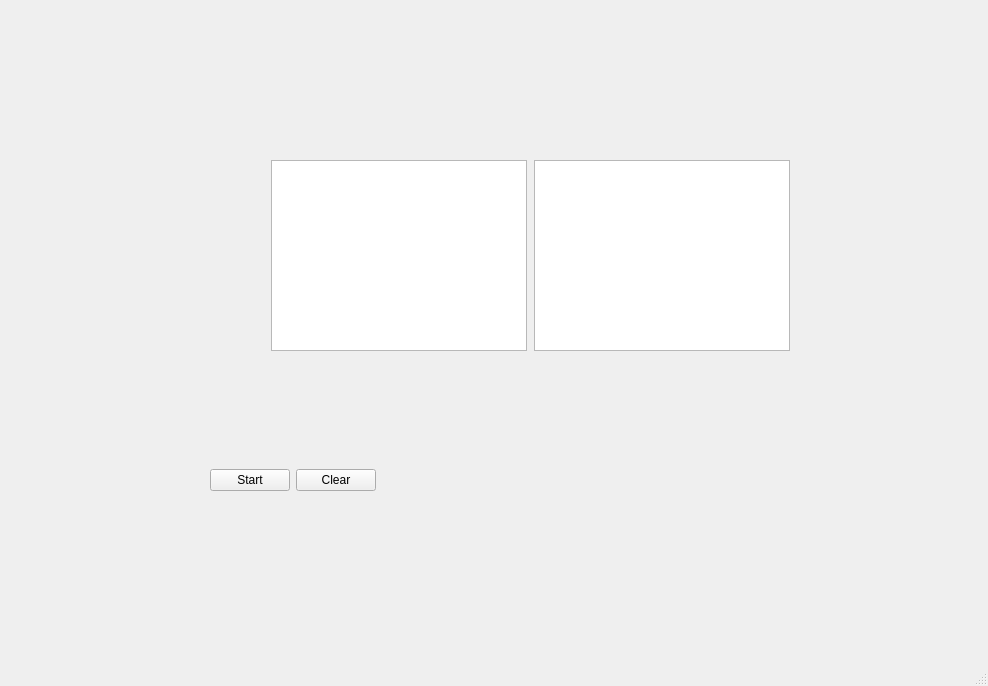
First picture: the form in GameOfLife.ui, repository bsgmike/Optimised-Game-Of-Life, before the edit.
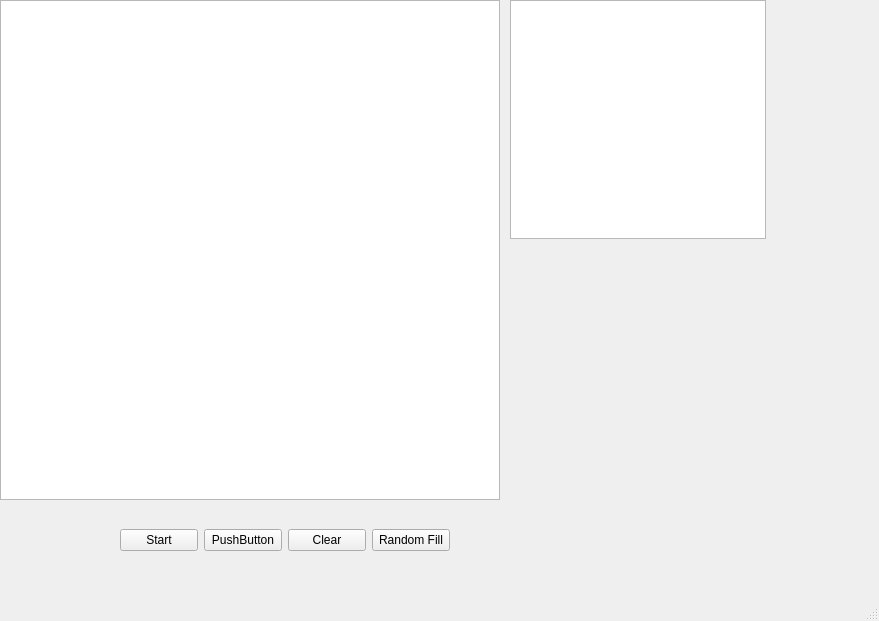
Second picture: the form after the edit. Custom widgets are drawn as their Qt base class.

What changed in the file:
```diff
--- a/GameOfLife.ui
+++ b/GameOfLife.ui
@@ -6,53 +6,21 @@
    <rect>
     <x>0</x>
     <y>0</y>
-    <width>988</width>
-    <height>686</height>
+    <width>879</width>
+    <height>621</height>
    </rect>
   </property>
   <property name="windowTitle">
    <string>Mikes Game Of Life</string>
   </property>
   <widget class="QWidget" name="centralwidget">
-   <widget class="QWidget" name="horizontalLayoutWidget">
-    <property name="geometry">
-     <rect>
-      <x>270</x>
-      <y>160</y>
-      <width>521</width>
-      <height>191</height>
-     </rect>
-    </property>
-    <layout class="QHBoxLayout" name="horizontalLayout">
-     <item>
-      <widget class="GraphicsLayoutWidget" name="graphicsView">
-       <property name="sizePolicy">
-        <sizepolicy hsizetype="Fixed" vsizetype="Expanding">
-         <horstretch>0</horstretch>
-         <verstretch>0</verstretch>
-        </sizepolicy>
-       </property>
-      </widget>
-     </item>
-     <item>
-      <widget class="GraphicsLayoutWidget" name="graphicsView_2">
-       <property name="sizePolicy">
-        <sizepolicy hsizetype="Fixed" vsizetype="Expanding">
-         <horstretch>0</horstretch>
-         <verstretch>0</verstretch>
-        </sizepolicy>
-       </property>
-      </widget>
-     </item>
-    </layout>
-   </widget>
    <widget class="QWidget" name="horizontalLayoutWidget_2">
     <property name="geometry">
      <rect>
-      <x>210</x>
-      <y>440</y>
-      <width>166</width>
-      <height>80</height>
+      <x>120</x>
+      <y>520</y>
+      <width>330</width>
+      <height>41</height>
      </rect>
     </property>
     <layout class="QHBoxLayout" name="horizontalLayout_2">
@@ -63,6 +31,13 @@
        </property>
       </widget>
      </item>
+     <item>
+      <widget class="QPushButton" name="pushButton">
+       <property name="text">
+        <string>PushButton</string>
+       </property>
+      </widget>
+     </item>
      <item>
       <widget class="QPushButton" name="buttonClear">
        <property name="text">
@@ -70,8 +45,60 @@
        </property>
       </widget>
      </item>
+     <item>
+      <widget class="QPushButton" name="buttonRandomFill">
+       <property name="text">
+        <string>Random Fill</string>
+       </property>
+      </widget>
+     </item>
     </layout>
    </widget>
+   <widget class="GraphicsLayoutWidget" name="graphicsView_2">
+    <property name="geometry">
+     <rect>
+      <x>510</x>
+      <y>0</y>
+      <width>256</width>
+      <height>239</height>
+     </rect>
+    </property>
+    <property name="sizePolicy">
+     <sizepolicy hsizetype="Fixed" vsizetype="Expanding">
+      <horstretch>0</horstretch>
+      <verstretch>0</verstretch>
+     </sizepolicy>
+    </property>
+   </widget>
+   <widget class="GraphicsLayoutWidget" name="graphicsView">
+    <property name="geometry">
+     <rect>
+      <x>0</x>
+      <y>0</y>
+      <width>500</width>
+      <height>500</height>
+     </rect>
+    </property>
+    <property name="sizePolicy">
+     <sizepolicy hsizetype="Expanding" vsizetype="Expanding">
+      <horstretch>0</horstretch>
+      <verstretch>0</verstretch>
+     </sizepolicy>
+    </property>
+   </widget>
+   <widget class="QSlider" name="horizontalSlider">
+    <property name="geometry">
+     <rect>
+      <x>150</x>
+      <y>600</y>
+      <width>271</width>
+      <height>16</height>
+     </rect>
+    </property>
+    <property name="orientation">
+     <enum>Qt::Horizontal</enum>
+    </property>
+   </widget>
   </widget>
   <widget class="QMenuBar" name="menubar">
    <property name="geometry">
```
Left out of the diff: 2 changed lines with no effect on the pictures.
